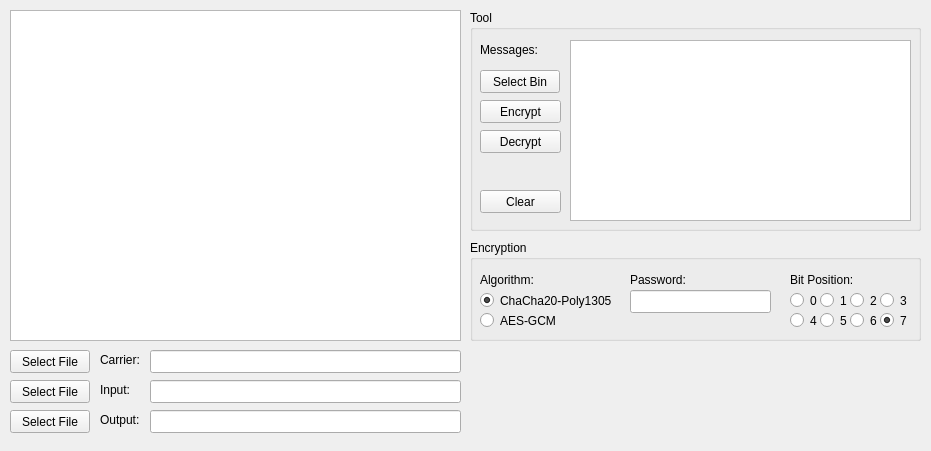
Old version of the form gui/8505-asn2/mainwindow.ui in the repository JohnAgapeyev/8505-ass2.
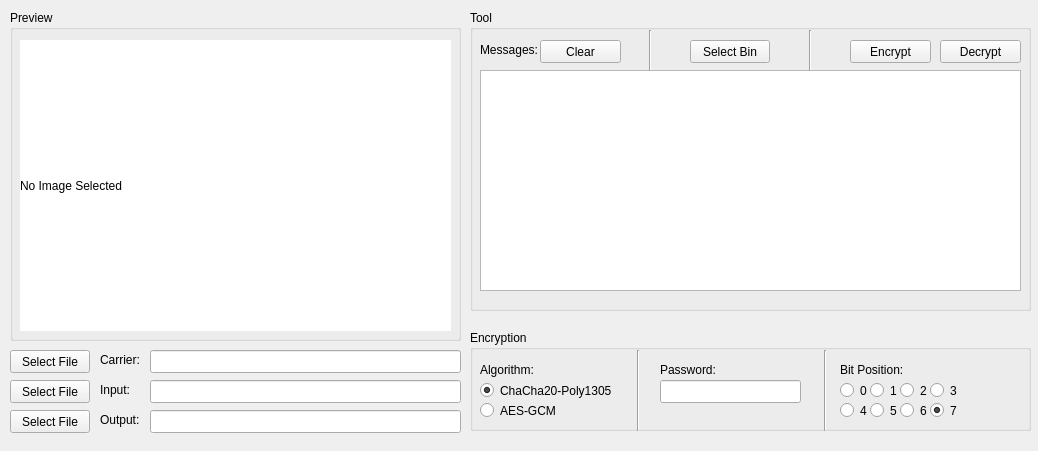
New version of the form.

What changed in the file:
```diff
--- a/gui/8505-asn2/mainwindow.ui
+++ b/gui/8505-asn2/mainwindow.ui
@@ -6,7 +6,7 @@
    <rect>
     <x>0</x>
     <y>0</y>
-    <width>931</width>
+    <width>1038</width>
     <height>451</height>
    </rect>
   </property>
@@ -14,16 +14,6 @@
    <string>MainWindow</string>
   </property>
   <widget class="QWidget" name="centralWidget">
-   <widget class="QGraphicsView" name="graphicsViewFTH">
-    <property name="geometry">
-     <rect>
-      <x>10</x>
-      <y>10</y>
-      <width>451</width>
-      <height>331</height>
-     </rect>
-    </property>
-   </widget>
    <widget class="QLabel" name="label">
     <property name="geometry">
      <rect>
@@ -80,8 +70,8 @@
     <property name="geometry">
      <rect>
       <x>470</x>
-      <y>240</y>
-      <width>451</width>
+      <y>330</y>
+      <width>561</width>
       <height>101</height>
      </rect>
     </property>
@@ -139,7 +129,7 @@
     <widget class="QLabel" name="label_3">
      <property name="geometry">
       <rect>
-       <x>160</x>
+       <x>190</x>
        <y>30</y>
        <width>59</width>
        <height>20</height>
@@ -152,7 +142,7 @@
     <widget class="QLineEdit" name="lineEditPassword">
      <property name="geometry">
       <rect>
-       <x>160</x>
+       <x>190</x>
        <y>50</y>
        <width>141</width>
        <height>23</height>
@@ -162,7 +152,7 @@
     <widget class="QLabel" name="label_6">
      <property name="geometry">
       <rect>
-       <x>320</x>
+       <x>370</x>
        <y>30</y>
        <width>81</width>
        <height>20</height>
@@ -175,7 +165,7 @@
     <widget class="QRadioButton" name="radioButton1">
      <property name="geometry">
       <rect>
-       <x>350</x>
+       <x>400</x>
        <y>50</y>
        <width>31</width>
        <height>21</height>
@@ -191,7 +181,7 @@
     <widget class="QRadioButton" name="radioButton2">
      <property name="geometry">
       <rect>
-       <x>380</x>
+       <x>430</x>
        <y>50</y>
        <width>31</width>
        <height>21</height>
@@ -207,7 +197,7 @@
     <widget class="QRadioButton" name="radioButton3">
      <property name="geometry">
       <rect>
-       <x>410</x>
+       <x>460</x>
        <y>50</y>
        <width>31</width>
        <height>21</height>
@@ -223,7 +213,7 @@
     <widget class="QRadioButton" name="radioButton4">
      <property name="geometry">
       <rect>
-       <x>320</x>
+       <x>370</x>
        <y>70</y>
        <width>31</width>
        <height>21</height>
@@ -239,7 +229,7 @@
     <widget class="QRadioButton" name="radioButton5">
      <property name="geometry">
       <rect>
-       <x>350</x>
+       <x>400</x>
        <y>70</y>
        <width>31</width>
        <height>21</height>
@@ -255,7 +245,7 @@
     <widget class="QRadioButton" name="radioButton6">
      <property name="geometry">
       <rect>
-       <x>380</x>
+       <x>430</x>
        <y>70</y>
        <width>31</width>
        <height>21</height>
@@ -271,7 +261,7 @@
     <widget class="QRadioButton" name="radioButton7">
      <property name="geometry">
       <rect>
-       <x>410</x>
+       <x>460</x>
        <y>70</y>
        <width>31</width>
        <height>21</height>
@@ -290,7 +280,7 @@
     <widget class="QRadioButton" name="radioButton0">
      <property name="geometry">
       <rect>
-       <x>320</x>
+       <x>370</x>
        <y>50</y>
        <width>31</width>
        <height>21</height>
@@ -300,14 +290,40 @@
       <string>0</string>
      </property>
     </widget>
+    <widget class="Line" name="line_3">
+     <property name="geometry">
+      <rect>
+       <x>153</x>
+       <y>20</y>
+       <width>31</width>
+       <height>81</height>
+      </rect>
+     </property>
+     <property name="orientation">
+      <enum>Qt::Vertical</enum>
+     </property>
+    </widget>
+    <widget class="Line" name="line_4">
+     <property name="geometry">
+      <rect>
+       <x>340</x>
+       <y>20</y>
+       <width>31</width>
+       <height>81</height>
+      </rect>
+     </property>
+     <property name="orientation">
+      <enum>Qt::Vertical</enum>
+     </property>
+    </widget>
    </widget>
    <widget class="QGroupBox" name="groupBox_2">
     <property name="geometry">
      <rect>
       <x>470</x>
       <y>10</y>
-      <width>451</width>
-      <height>221</height>
+      <width>561</width>
+      <height>301</height>
      </rect>
     </property>
     <property name="title">
@@ -329,18 +345,18 @@
     <widget class="QTextBrowser" name="textBrowserMessages">
      <property name="geometry">
       <rect>
-       <x>100</x>
-       <y>30</y>
-       <width>341</width>
-       <height>181</height>
-      </rect>
-     </property>
-    </widget>
-    <widget class="QPushButton" name="pushButtonTool">
-     <property name="geometry">
-      <rect>
        <x>10</x>
        <y>60</y>
+       <width>541</width>
+       <height>221</height>
+      </rect>
+     </property>
+    </widget>
+    <widget class="QPushButton" name="pushButtonTool">
+     <property name="geometry">
+      <rect>
+       <x>220</x>
+       <y>30</y>
        <width>80</width>
        <height>23</height>
       </rect>
@@ -352,8 +368,8 @@
     <widget class="QPushButton" name="pushButtonClear">
      <property name="geometry">
       <rect>
-       <x>10</x>
-       <y>180</y>
+       <x>70</x>
+       <y>30</y>
        <width>81</width>
        <height>23</height>
       </rect>
@@ -365,8 +381,8 @@
     <widget class="QPushButton" name="pushButtonDecrypt">
      <property name="geometry">
       <rect>
-       <x>10</x>
-       <y>120</y>
+       <x>470</x>
+       <y>30</y>
        <width>81</width>
        <height>23</height>
       </rect>
@@ -378,8 +394,8 @@
     <widget class="QPushButton" name="pushButtonEncrypt">
      <property name="geometry">
       <rect>
-       <x>10</x>
-       <y>90</y>
+       <x>380</x>
+       <y>30</y>
        <width>81</width>
        <height>23</height>
       </rect>
@@ -388,6 +404,32 @@
       <string>Encrypt</string>
      </property>
     </widget>
+    <widget class="Line" name="line">
+     <property name="geometry">
+      <rect>
+       <x>330</x>
+       <y>20</y>
+       <width>20</width>
+       <height>41</height>
+      </rect>
+     </property>
+     <property name="orientation">
+      <enum>Qt::Vertical</enum>
+     </property>
+    </widget>
+    <widget class="Line" name="line_2">
+     <property name="geometry">
+      <rect>
+       <x>170</x>
+       <y>20</y>
+       <width>20</width>
+       <height>41</height>
+      </rect>
+     </property>
+     <property name="orientation">
+      <enum>Qt::Vertical</enum>
+     </property>
+    </widget>
    </widget>
    <widget class="QPushButton" name="pushButtonOut">
     <property name="geometry">
@@ -445,6 +487,99 @@
      </rect>
     </property>
    </widget>
+   <widget class="QGroupBox" name="groupBox_3">
+    <property name="geometry">
+     <rect>
+      <x>10</x>
+      <y>10</y>
+      <width>451</width>
+      <height>331</height>
+     </rect>
+    </property>
+    <property name="title">
+     <string>Preview</string>
+    </property>
+    <widget class="QLabel" name="labelImage">
+     <property name="geometry">
+      <rect>
+       <x>10</x>
+       <y>30</y>
+       <width>431</width>
+       <height>291</height>
+      </rect>
+     </property>
+     <property name="palette">
+      <palette>
+       <active>
+        <colorrole role="Base">
+         <brush brushstyle="SolidPattern">
+          <color alpha="255">
+           <red>255</red>
+           <green>255</green>
+           <blue>255</blue>
+          </color>
+         </brush>
+        </colorrole>
+        <colorrole role="Window">
+         <brush brushstyle="SolidPattern">
+          <color alpha="255">
+           <red>255</red>
+           <green>255</green>
+           <blue>255</blue>
+          </color>
+         </brush>
+        </colorrole>
+       </active>
+       <inactive>
+        <colorrole role="Base">
+         <brush brushstyle="SolidPattern">
+          <color alpha="255">
+           <red>255</red>
+           <green>255</green>
+           <blue>255</blue>
+          </color>
+         </brush>
+        </colorrole>
+        <colorrole role="Window">
+         <brush brushstyle="SolidPattern">
+          <color alpha="255">
+           <red>255</red>
+           <green>255</green>
+           <blue>255</blue>
+          </color>
+         </brush>
+        </colorrole>
+       </inactive>
+       <disabled>
+        <colorrole role="Base">
+         <brush brushstyle="SolidPattern">
+          <color alpha="255">
+           <red>255</red>
+           <green>255</green>
+           <blue>255</blue>
+          </color>
+         </brush>
+        </colorrole>
+        <colorrole role="Window">
+         <brush brushstyle="SolidPattern">
+          <color alpha="255">
+           <red>255</red>
+           <green>255</green>
+           <blue>255</blue>
+          </color>
+         </brush>
+        </colorrole>
+       </disabled>
+      </palette>
+     </property>
+     <property name="autoFillBackground">
+      <bool>true</bool>
+     </property>
+     <property name="text">
+      <string>No Image Selected</string>
+     </property>
+    </widget>
+   </widget>
   </widget>
  </widget>
  <layoutdefault spacing="6" margin="11"/>
```
